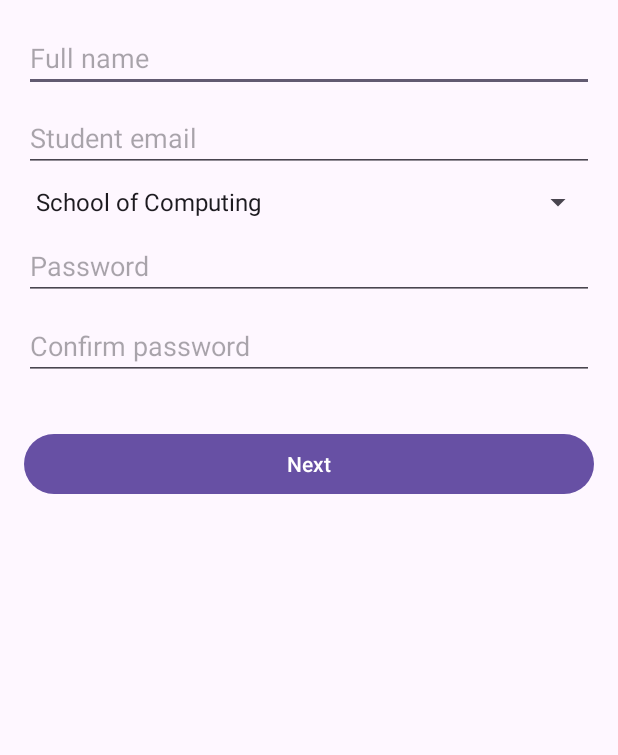
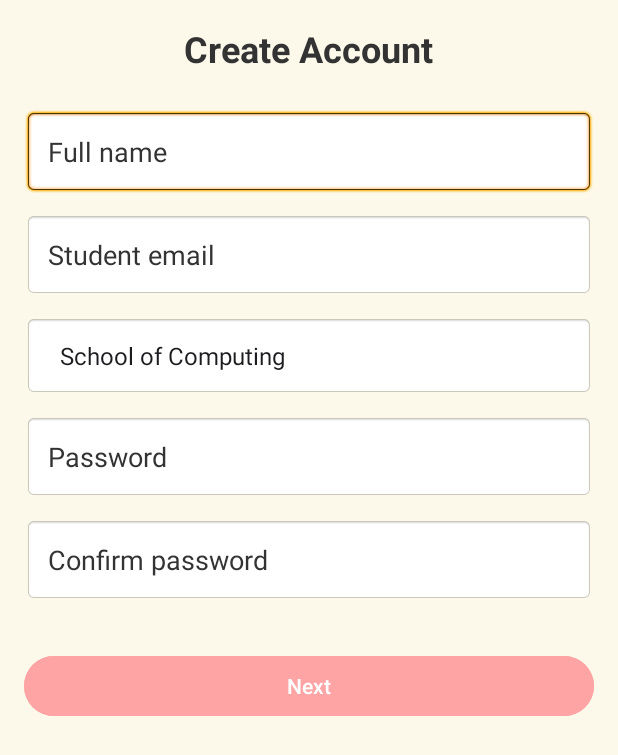
Before and after one commit to boslqx/SmartQueue, an Android app: the RegisterStep1Activity screen opened directly, with no data from a screen before it, on a phone screen of 412 x 824 dp. Shown: the top 755 px of the screen. Run offline under Robolectric (Android 15) with nearby library versions, the phone set to English and light mode, and no system bars.

Commit message:
apply color theme to the xml file

```diff
--- a/app/src/main/res/layout/item_time_slot.xml
+++ b/app/src/main/res/layout/item_time_slot.xml
@@ -7,6 +7,7 @@
     android:layout_margin="4dp"
     app:cardCornerRadius="12dp"
     app:cardElevation="4dp"
+    app:cardBackgroundColor="@android:color/white"
     android:clickable="true"
     android:focusable="true">
 
@@ -14,8 +15,7 @@
         android:layout_width="match_parent"
         android:layout_height="wrap_content"
         android:orientation="horizontal"
-        android:padding="16dp"
-        android:background="@color/background">
+        android:padding="16dp">
 
         <TextView
             android:id="@+id/tvTimeRange"
--- a/app/src/main/res/layout/layout_single.xml
+++ b/app/src/main/res/layout/layout_single.xml
@@ -5,6 +5,7 @@
     android:layout_height="match_parent"
     android:orientation="vertical"
     android:padding="16dp"
+    android:background="@color/background"
     android:gravity="center">
 
     <TextView
@@ -14,6 +15,7 @@
         android:text="@string/available"
         android:textSize="18sp"
         android:textStyle="bold"
+        android:textColor="@color/text_dark"
         android:layout_marginBottom="24dp" />
 
     <!-- Single Location Card -->
@@ -24,6 +26,7 @@
         android:layout_margin="16dp"
         app:cardCornerRadius="12dp"
         app:cardElevation="4dp"
+        app:cardBackgroundColor="@color/primary"
         android:foreground="?attr/selectableItemBackground"
         android:clickable="true"
         android:focusable="true">
@@ -49,6 +52,7 @@
                 android:text="@string/music_room"
                 android:textSize="24sp"
                 android:textStyle="bold"
+                android:textColor="@color/text_dark"
                 android:layout_marginTop="16dp" />
 
             <TextView
@@ -56,7 +60,7 @@
                 android:layout_height="wrap_content"
                 android:text="@string/tap_for_time_slots"
                 android:textSize="14sp"
-                android:textColor="@android:color/darker_gray"
+                android:textColor="@color/text_dark"
                 android:layout_marginTop="8dp" />
         </LinearLayout>
     </androidx.cardview.widget.CardView>
--- a/app/src/main/res/layout/register_step1_activity.xml
+++ b/app/src/main/res/layout/register_step1_activity.xml
@@ -3,45 +3,70 @@
     xmlns:tools="http://schemas.android.com/tools"
     android:padding="16dp"
     android:layout_width="match_parent"
-    android:layout_height="match_parent">
+    android:layout_height="match_parent"
+    android:background="@color/background">
 
     <LinearLayout
         android:orientation="vertical"
         android:layout_width="match_parent"
         android:layout_height="wrap_content">
 
+        <TextView
+            android:layout_width="wrap_content"
+            android:layout_height="wrap_content"
+            android:text="@string/create_account"
+            android:textSize="24sp"
+            android:textStyle="bold"
+            android:textColor="@color/text_dark"
+            android:layout_marginBottom="24dp"
+            android:layout_gravity="center" />
+
         <EditText
             android:id="@+id/etName"
             android:layout_width="match_parent"
             android:layout_height="wrap_content"
-            android:layout_marginBottom="8dp"
+            android:layout_marginBottom="12dp"
             android:hint="@string/full_name"
             android:inputType="textPersonName"
-            android:autofillHints="name" />
+            android:autofillHints="name"
+            android:padding="16dp"
+            android:textColor="@color/text_dark"
+            android:textColorHint="@color/text_dark"
+            android:background="@android:drawable/editbox_background" />
 
         <EditText
             android:id="@+id/etEmail"
             android:layout_width="match_parent"
             android:layout_height="wrap_content"
-            android:layout_marginBottom="8dp"
+            android:layout_marginBottom="12dp"
             android:hint="@string/student_email"
             android:inputType="textEmailAddress"
-            android:autofillHints="emailAddress" />
+            android:autofillHints="emailAddress"
+            android:padding="16dp"
+            android:textColor="@color/text_dark"
+            android:textColorHint="@color/text_dark"
+            android:background="@android:drawable/editbox_background" />
 
         <Spinner
             android:id="@+id/spinnerSchool"
             android:layout_width="match_parent"
             android:layout_height="wrap_content"
-            android:layout_marginBottom="8dp" />
+            android:layout_marginBottom="12dp"
+            android:padding="16dp"
+            android:background="@android:drawable/editbox_background" />
 
         <EditText
             android:id="@+id/etPassword"
             android:layout_width="match_parent"
             android:layout_height="wrap_content"
-            android:layout_marginBottom="8dp"
+            android:layout_marginBottom="12dp"
             android:hint="@string/password"
             android:inputType="textPassword"
-            android:autofillHints="password" />
+            android:autofillHints="password"
+            android:padding="16dp"
+            android:textColor="@color/text_dark"
+            android:textColorHint="@color/text_dark"
+            android:background="@android:drawable/editbox_background" />
 
         <EditText
             android:id="@+id/etConfirmPassword"
@@ -50,13 +75,19 @@
             android:layout_marginBottom="16dp"
             android:hint="@string/confirm_password"
             android:inputType="textPassword"
-            android:autofillHints="password" />
+            android:autofillHints="password"
+            android:padding="16dp"
+            android:textColor="@color/text_dark"
+            android:textColorHint="@color/text_dark"
+            android:background="@android:drawable/editbox_background" />
 
         <Button
             android:id="@+id/btnNext"
             android:layout_width="match_parent"
             android:layout_height="wrap_content"
             android:text="@string/next"
+            android:backgroundTint="@color/accent"
+            android:textColor="@android:color/white"
             android:layout_marginTop="16dp" />
 
     </LinearLayout>
--- a/app/src/main/res/values/strings.xml
+++ b/app/src/main/res/values/strings.xml
@@ -43,6 +43,7 @@
     <string name="welcome_back">Welcome Back!</string>
     <string name="forgot_password">Forgot password?</string>
     <string name="sign_up_prompt">Don\'t have an account? Sign up</string>
+    <string name="create_account">Create Account</string>
 
     <!-- Recent Activity -->
     <string name="activity_title">Activity Title</string>
```
Also changed, not shown: app/src/main/res/color/nav_item_color.xml (added, +11 -0 lines), app/src/main/res/layout/item_lecturer.xml (+5 -3 lines), app/src/main/res/layout/layout_discussion_room.xml (+14 -0 lines), app/src/main/res/layout/layout_ping_pong.xml (+10 -10 lines), app/src/main/res/layout/layout_pool_table.xml (+10 -10 lines), app/src/main/res/layout/register_step2_activity.xml (+15 -2 lines), app/src/main/res/layout/register_step3_activity.xml (+18 -4 lines), app/src/main/res/layout/select_slot_activity.xml (+14 -6 lines), app/src/main/res/layout/welcome_activity.xml (+29 -4 lines).
